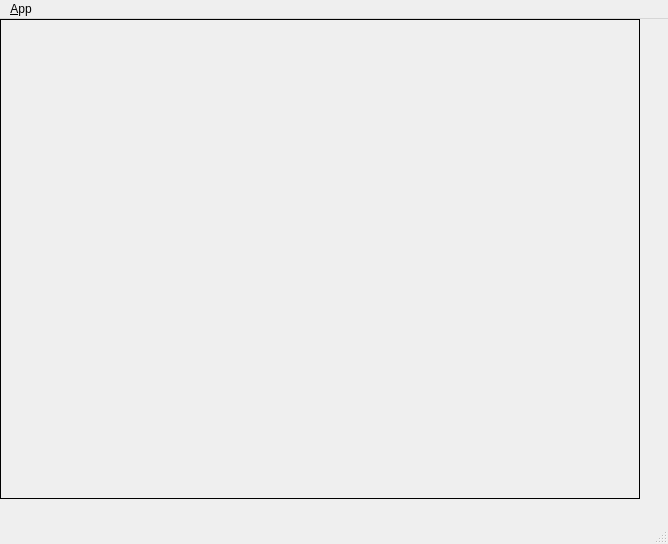
Qt form ui/main_window.ui (YeongJunKim/ros_qt_basic_image_view) before a commit.
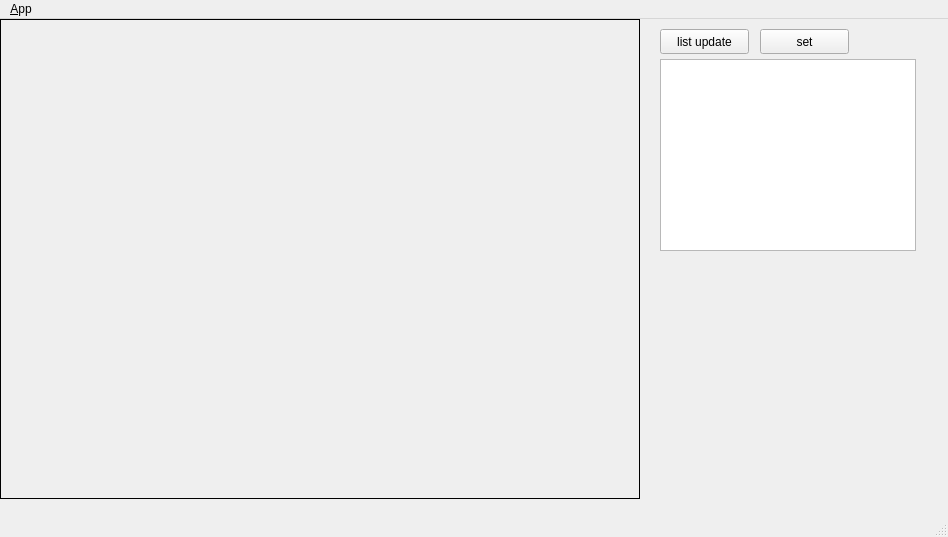
The same form after that commit. Icons and pictures are not drawn.

The edit to the form file:
```diff
--- a/ui/main_window.ui
+++ b/ui/main_window.ui
@@ -6,8 +6,8 @@
    <rect>
     <x>0</x>
     <y>0</y>
-    <width>668</width>
-    <height>544</height>
+    <width>948</width>
+    <height>537</height>
    </rect>
   </property>
   <property name="windowTitle">
@@ -37,13 +37,49 @@
      <string/>
     </property>
    </widget>
+   <widget class="QListView" name="listView_topic_list">
+    <property name="geometry">
+     <rect>
+      <x>660</x>
+      <y>40</y>
+      <width>256</width>
+      <height>192</height>
+     </rect>
+    </property>
+   </widget>
+   <widget class="QPushButton" name="button_update">
+    <property name="geometry">
+     <rect>
+      <x>660</x>
+      <y>10</y>
+      <width>89</width>
+      <height>25</height>
+     </rect>
+    </property>
+    <property name="text">
+     <string>list update</string>
+    </property>
+   </widget>
+   <widget class="QPushButton" name="button_set">
+    <property name="geometry">
+     <rect>
+      <x>760</x>
+      <y>10</y>
+      <width>89</width>
+      <height>25</height>
+     </rect>
+    </property>
+    <property name="text">
+     <string>set</string>
+    </property>
+   </widget>
   </widget>
   <widget class="QMenuBar" name="menubar">
    <property name="geometry">
     <rect>
      <x>0</x>
      <y>0</y>
-     <width>668</width>
+     <width>948</width>
      <height>22</height>
     </rect>
    </property>
```
Left out of the diff: 6 changed lines with no effect on the pictures.
